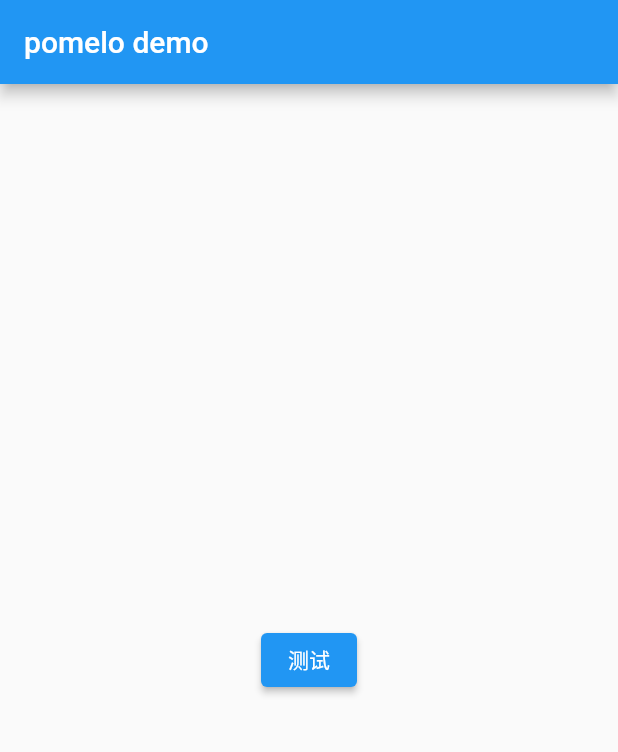
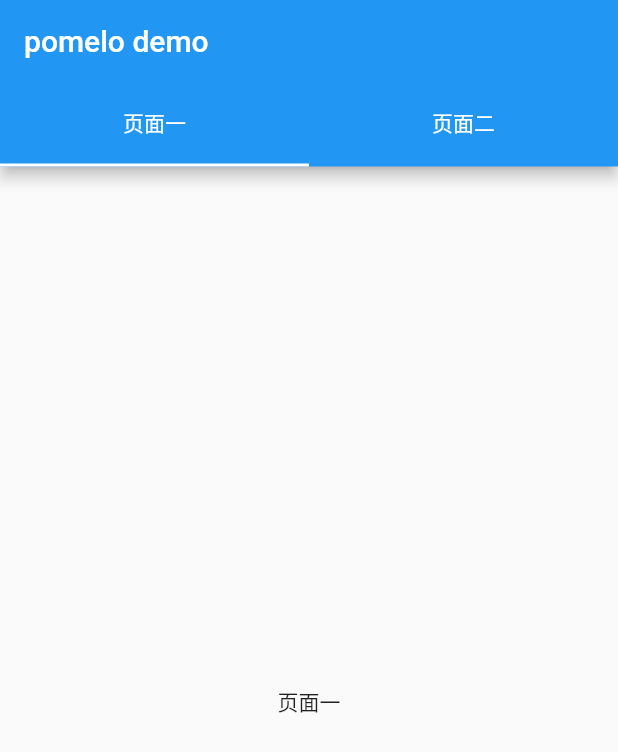
Before and after one commit to WuXuBaiYang/jtech_pomelo, a Flutter app: the screen it shows after launch, on a phone screen of 412 x 824 dp. Shown: the top 752 px of the screen. Run offline on Flutter 3.47's test engine with Material 2 defaults, Android fonts, the phone set to English and light mode, and no system bars; our stand-ins replace chewie, dio, extended_image, file_picker, flutter_image_compress, flutter_local_notifications and 6 more; missing offline and left inert: image_editor.

Commit message:
完成顶部导航 tablayout组件

```diff
--- a/example/lib/main.dart
+++ b/example/lib/main.dart
@@ -28,19 +28,33 @@ class _MyHomePageState extends State<MyHomePage> {
 
   bool dark = false;
 
+  var controller = NavigationController(items: [
+    NavigationItem.text(
+        title: "页面一",
+        page: Center(
+          child: Text("页面一"),
+        )),
+    NavigationItem.text(
+        title: "页面二",
+        page: Center(
+          child: Text("页面二"),
+        )),
+  ]);
+
   @override
   Widget build(BuildContext context) {
-    return JAppPage(
+    return JAppPage.tabLayout(
+      controller: controller,
       title: Text(widget.title),
-      body: Center(
-        child: ElevatedButton(
-          onPressed: () {
-            updateGlobalTheme(dark ? ThemeData.light() : ThemeData.dark());
-            dark = !dark;
-          },
-          child: const Text("测试"),
-        ),
-      ),
+      // body: Center(
+      //   child: ElevatedButton(
+      //     onPressed: () {
+      //       updateGlobalTheme(dark ? ThemeData.light() : ThemeData.dark());
+      //       dark = !dark;
+      //     },
+      //     child: const Text("测试"),
+      //   ),
+      // ),
     );
   }
 }
--- a/lib/pomelo.dart
+++ b/lib/pomelo.dart
@@ -50,6 +50,8 @@ export 'util/util.dart';
 export 'widget/app_root/app_root.dart';
 export 'widget/image/clip.dart';
 export 'widget/image/image.dart';
+export 'widget/navigation/navigation_controller.dart';
+export 'widget/navigation/navigation_item.dart';
 export 'widget/video_player/video_player.dart';
 export 'widget/app_page.dart';
 export 'widget/empty_box.dart';
--- a/lib/widget/app_page.dart
+++ b/lib/widget/app_page.dart
@@ -1,5 +1,9 @@
 import 'package:flutter/material.dart';
 import 'package:jtech_pomelo/base/base_widget.dart';
+import 'package:jtech_pomelo/widget/navigation/navigation_controller.dart';
+import 'package:jtech_pomelo/widget/navigation/navigation_item.dart';
+import 'package:jtech_pomelo/widget/navigation/navigation_pageview.dart';
+import 'package:jtech_pomelo/widget/navigation/tab_layout.dart';
 
 /*
 * 页面组件
@@ -43,6 +47,9 @@ class JAppPage extends BaseStatelessWidget {
   //fab按钮动画
   final FloatingActionButtonAnimator? floatingActionButtonAnimator;
 
+  //标题栏底部内容
+  final PreferredSizeWidget? appBarBottom;
+
   const JAppPage({
     Key? key,
     required this.body,
@@ -54,6 +61,7 @@ class JAppPage extends BaseStatelessWidget {
     this.floatingActionButtonLocation,
     this.bottomNavigationBar,
     this.floatingActionButtonAnimator,
+    this.appBarBottom,
     bool? showAppbar,
     LeadingType? leadingType,
     List<Widget>? actions,
@@ -61,6 +69,73 @@ class JAppPage extends BaseStatelessWidget {
         leadingType = leadingType ?? LeadingType.back,
         actions = actions ?? const [],
         super(key: key);
+
+  //顶部导航组件
+  JAppPage.tabLayout({
+    Key? key,
+    required NavigationController<NavigationItem> controller,
+    Color? tabBarColor,
+    double tabBarHeight = 55,
+    double? elevation,
+    bool? isFixed,
+    ShapeBorder? shape,
+    EdgeInsetsGeometry? margin,
+    Color? labelColor,
+    Color? unselectedLabelColor,
+    Decoration? indicator,
+    Color? indicatorColor,
+    EdgeInsetsGeometry? indicatorPadding,
+    double? indicatorWeight,
+    TabBarIndicatorSize? indicatorSize,
+    bool? canScroll,
+    Duration? duration,
+    //基础参数
+    PreferredSizeWidget? appBar,
+    bool? showAppbar,
+    Widget? leading,
+    LeadingType? leadingType,
+    Widget? title,
+    List<Widget>? actions,
+    Color? backgroundColor,
+    Widget? bottomNavigationBar,
+    Widget? floatingActionButton,
+    FloatingActionButtonLocation? floatingActionButtonLocation,
+    FloatingActionButtonAnimator? floatingActionButtonAnimator,
+  }) : this(
+          key: key,
+          appBar: appBar,
+          showAppbar: showAppbar,
+          appBarBottom: JTabLayout.appBarBottom(
+            controller: controller,
+            labelColor: labelColor,
+            unselectedLabelColor: unselectedLabelColor,
+            indicator: indicator,
+            indicatorSize: indicatorSize,
+            indicatorColor: indicatorColor,
+            tabBarColor: tabBarColor,
+            tabBarHeight: tabBarHeight,
+            elevation: elevation,
+            isFixed: isFixed,
+            margin: margin,
+            shape: shape,
+            indicatorPadding: indicatorPadding,
+            indicatorWeight: indicatorWeight,
+          ),
+          body: JNavigationPageView(
+            controller: controller,
+            canScroll: canScroll,
+            duration: duration,
+          ),
+          leading: leading,
+          leadingType: leadingType,
+          title: title,
+          actions: actions,
+          backgroundColor: backgroundColor,
+          bottomNavigationBar: bottomNavigationBar,
+          floatingActionButton: floatingActionButton,
+          floatingActionButtonLocation: floatingActionButtonLocation,
+          floatingActionButtonAnimator: floatingActionButtonAnimator,
+        );
 
   @override
   Widget build(BuildContext context) {
@@ -83,6 +158,7 @@ class JAppPage extends BaseStatelessWidget {
       leading: leading,
       title: title,
       actions: actions,
+      bottom: appBarBottom,
     );
   }
 }
--- /dev/null
+++ b/lib/widget/navigation/navigation_controller.dart
@@ -0,0 +1,38 @@
+import 'package:jtech_pomelo/base/base_controller.dart';
+import 'package:jtech_pomelo/widget/navigation/navigation_item.dart';
+
+/*
+* 导航组件控制器
+* @author JTech JH
+* @Time 2022/4/1 16:34
+*/
+class NavigationController<T extends NavigationItem>
+    extends BaseController<int> {
+  //导航子项集合
+  final List<T> items;
+
+  NavigationController({
+    required this.items,
+    int initialIndex = 0,
+  })  : assert(initialIndex >= 0 && initialIndex < items.length, "初始下标超出数据范围"),
+        super(initialIndex);
+
+  //获取数据长度
+  int get itemLength => items.length;
+
+  //获取数据子项
+  T getItem(int index) => items[index];
+
+  //选中一个下标
+  void select(int index) {
+    if (index < 0 || index >= itemLength) index = 0;
+    setValue(index);
+  }
+
+  @override
+  void dispose() {
+    //销毁数据
+    items.clear();
+    super.dispose();
+  }
+}
--- /dev/null
+++ b/lib/widget/navigation/navigation_item.dart
@@ -0,0 +1,60 @@
+import 'package:flutter/material.dart';
+import 'package:jtech_pomelo/base/base_model.dart';
+
+/*
+* 导航子项
+* @author JTech JH
+* @Time 2022/4/1 16:30
+*/
+class NavigationItem extends BaseModel {
+  //内容视图
+  final Widget page;
+
+  //导航子项标题
+  final Widget? title;
+
+  //选中状态子项标题
+  final Widget? activeTitle;
+
+  //导航子项图片
+  final Widget? image;
+
+  //选中状态子项图片
+  final Widget? activeImage;
+
+  NavigationItem({
+    required this.page,
+    this.title,
+    Widget? activeTitle,
+    this.image,
+    Widget? activeImage,
+  })  : activeTitle = activeTitle ?? title,
+        activeImage = activeImage ?? image;
+
+  //文本子项
+  NavigationItem.text({
+    required String title,
+    required this.page,
+    double fontSize = 14,
+    Color titleColor = Colors.white,
+    String? activeTitle,
+    double? activeFontSize,
+    Color? activeTitleColor,
+    this.image,
+    Widget? activeImage,
+  })  : activeImage = activeImage ?? image,
+        title = Text(
+          title,
+          style: TextStyle(
+            fontSize: fontSize,
+            color: titleColor,
+          ),
+        ),
+        activeTitle = Text(
+          activeTitle ?? title,
+          style: TextStyle(
+            fontSize: activeFontSize ?? fontSize,
+            color: activeTitleColor ?? titleColor,
+          ),
+        );
+}
--- /dev/null
+++ b/lib/widget/navigation/navigation_pageview.dart
@@ -0,0 +1,82 @@
+import 'package:flutter/material.dart';
+import 'package:jtech_pomelo/base/base_widget.dart';
+import 'package:jtech_pomelo/widget/navigation/navigation_controller.dart';
+import 'package:jtech_pomelo/widget/navigation/navigation_item.dart';
+
+/*
+* 导航页面组件
+* @author JTech JH
+* @Time 2022/4/1 17:04
+*/
+class JNavigationPageView extends BaseStatefulWidget {
+  //导航控制器
+  final NavigationController<NavigationItem> controller;
+
+  //判断是否可滑动切换页面
+  final bool canScroll;
+
+  //页面切换动画时间
+  final Duration duration;
+
+  const JNavigationPageView({
+    Key? key,
+    required this.controller,
+    bool? canScroll,
+    Duration? duration,
+  })  : canScroll = canScroll ?? true,
+        duration = duration ?? const Duration(milliseconds: 200),
+        super(key: key);
+
+  @override
+  State<StatefulWidget> createState() => _JNavigationPageViewState();
+}
+
+/*
+* 导航页面组件-状态
+* @author JTech JH
+* @Time 2022/4/1 17:06
+*/
+class _JNavigationPageViewState extends BaseState<JNavigationPageView> {
+  //页面切换控制器
+  final pageController = PageController();
+
+  @override
+  void initState() {
+    super.initState();
+    //跳转到初始化页面
+    WidgetsBinding.instance?.addPostFrameCallback((timeStamp) {
+      pageController.jumpToPage(widget.controller.value);
+    });
+    //监听页面变化
+    widget.controller.addListener(() {
+      var currentIndex = widget.controller.value;
+      if (currentIndex != pageController.page?.round()) {
+        pageController.animateToPage(
+          currentIndex,
+          duration: widget.duration,
+          curve: Curves.linearToEaseOut,
+        );
+      }
+    });
+  }
+
+  @override
+  Widget build(BuildContext context) {
+    return PageView(
+      controller: pageController,
+      physics: widget.canScroll ? null : const NeverScrollableScrollPhysics(),
+      children: List.generate(
+        widget.controller.itemLength,
+        (index) => widget.controller.getItem(index).page,
+      ),
+      onPageChanged: (index) => widget.controller.select(index),
+    );
+  }
+
+  @override
+  void dispose() {
+    //销毁控制器
+    pageController.dispose();
+    super.dispose();
+  }
+}
--- /dev/null
+++ b/lib/widget/navigation/tab_layout.dart
@@ -0,0 +1,197 @@
+import 'package:flutter/material.dart';
+import 'package:jtech_pomelo/base/base_widget.dart';
+import 'package:jtech_pomelo/widget/empty_box.dart';
+import 'package:jtech_pomelo/widget/navigation/navigation_controller.dart';
+import 'package:jtech_pomelo/widget/navigation/navigation_item.dart';
+
+/*
+* 顶部导航组件
+* @author JTech JH
+* @Time 2022/4/1 16:22
+*/
+class JTabLayout extends BaseStatefulWidget {
+  //导航控制器
+  final NavigationController<NavigationItem> controller;
+
+  //tab导航栏颜色
+  final Color tabBarColor;
+
+  //tab导航栏高度
+  final double tabBarHeight;
+
+  //tab导航栏悬浮高度
+  final double elevation;
+
+  //导航栏tab是否可滚动
+  final bool isFixed;
+
+  //导航容器形状
+  final ShapeBorder shape;
+
+  //外间距
+  final EdgeInsetsGeometry margin;
+
+  //选中文本颜色
+  final Color? labelColor;
+
+  //为选中文本颜色
+  final Color? unselectedLabelColor;
+
+  //指示器样式
+  final Decoration? indicator;
+
+  //指示器颜色
+  final Color? indicatorColor;
+
+  //指示器内间距
+  final EdgeInsetsGeometry indicatorPadding;
+
+  //指示器厚度
+  final double indicatorWeight;
+
+  //指示器尺寸
+  final TabBarIndicatorSize? indicatorSize;
+
+  const JTabLayout({
+    Key? key,
+    required this.controller,
+    this.labelColor,
+    this.unselectedLabelColor,
+    this.indicator,
+    this.indicatorSize,
+    this.indicatorColor,
+    this.tabBarHeight = 55,
+    Color? tabBarColor,
+    double? elevation,
+    bool? isFixed,
+    EdgeInsetsGeometry? margin,
+    ShapeBorder? shape,
+    EdgeInsetsGeometry? indicatorPadding,
+    double? indicatorWeight,
+  })  : tabBarColor = tabBarColor ?? Colors.transparent,
+        elevation = elevation ?? 0,
+        isFixed = isFixed ?? true,
+        margin = margin ?? EdgeInsets.zero,
+        shape = shape ?? const RoundedRectangleBorder(),
+        indicatorPadding = indicatorPadding ?? EdgeInsets.zero,
+        indicatorWeight = indicatorWeight ?? 2.0,
+        super(key: key);
+
+  //构建标题栏底部结构导航栏
+  static PreferredSize appBarBottom({
+    required NavigationController<NavigationItem> controller,
+    Color? tabBarColor,
+    double tabBarHeight = 55,
+    double? elevation,
+    bool? isFixed,
+    ShapeBorder? shape,
+    EdgeInsetsGeometry? margin,
+    Color? labelColor,
+    Color? unselectedLabelColor,
+    Decoration? indicator,
+    Color? indicatorColor,
+    EdgeInsetsGeometry? indicatorPadding,
+    double? indicatorWeight,
+    TabBarIndicatorSize? indicatorSize,
+  }) {
+    return PreferredSize(
+      preferredSize: Size.fromHeight(tabBarHeight),
+      child: JTabLayout(
+        controller: controller,
+        labelColor: labelColor,
+        unselectedLabelColor: unselectedLabelColor,
+        indicator: indicator,
+        indicatorSize: indicatorSize,
+        indicatorColor: indicatorColor,
+        tabBarColor: tabBarColor,
+        tabBarHeight: tabBarHeight,
+        elevation: elevation,
+        isFixed: isFixed,
+        margin: margin,
+        shape: shape,
+        indicatorPadding: indicatorPadding,
+        indicatorWeight: indicatorWeight,
+      ),
+    );
+  }
+
+  @override
+  State<StatefulWidget> createState() => _JTabLayoutState();
+}
+
+/*
+* 顶部导航组件-状态
+* @author JTech JH
+* @Time 2022/4/1 16:23
+*/
+class _JTabLayoutState extends BaseState<JTabLayout>
+    with SingleTickerProviderStateMixin {
+  //顶部导航控制器
+  late TabController tabController;
+
+  @override
+  void initState() {
+    super.initState();
+    //初始化顶部导航控制器
+    tabController = TabController(
+      length: widget.controller.itemLength,
+      vsync: this,
+      initialIndex: widget.controller.value,
+    );
+    //监听页码下标变化
+    widget.controller.addListener(() {
+      var currentIndex = widget.controller.value;
+      if (currentIndex != tabController.index) {
+        tabController.animateTo(currentIndex);
+      }
+    });
+  }
+
+  @override
+  Widget build(BuildContext context) {
+    return ValueListenableBuilder<int>(
+      valueListenable: widget.controller,
+      builder: (_, i, child) {
+        return TabBar(
+          controller: tabController,
+          labelColor: widget.labelColor,
+          unselectedLabelColor: widget.unselectedLabelColor,
+          isScrollable: !widget.isFixed,
+          indicator: widget.indicator,
+          indicatorColor: widget.indicatorColor,
+          indicatorPadding: widget.indicatorPadding,
+          indicatorWeight: widget.indicatorWeight,
+          indicatorSize: widget.indicatorSize,
+          onTap: (index) => widget.controller.select(index),
+          tabs: List.generate(
+              widget.controller.itemLength, (index) => _buildTabBarItem(index)),
+        );
+      },
+    );
+  }
+
+  //构建tabBar子项
+  _buildTabBarItem(int index) {
+    var item = widget.controller.getItem(index);
+    bool selected = index == widget.controller.value;
+    return Container(
+      height: widget.tabBarHeight,
+      alignment: Alignment.center,
+      child: Column(
+        mainAxisAlignment: MainAxisAlignment.center,
+        mainAxisSize: MainAxisSize.min,
+        children: [
+          (selected ? item.activeImage : item.image) ?? const EmptyBox(),
+          (selected ? item.activeTitle : item.title) ?? const EmptyBox(),
+        ],
+      ),
+    );
+  }
+
+  @override
+  void dispose() {
+    //销毁控制器
+    tabController.dispose();
+    super.dispose();
+  }
+}
```
